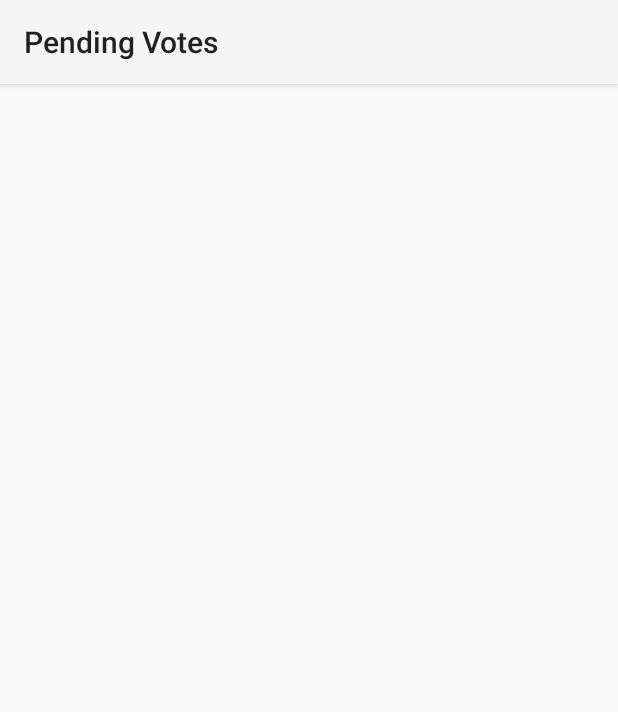
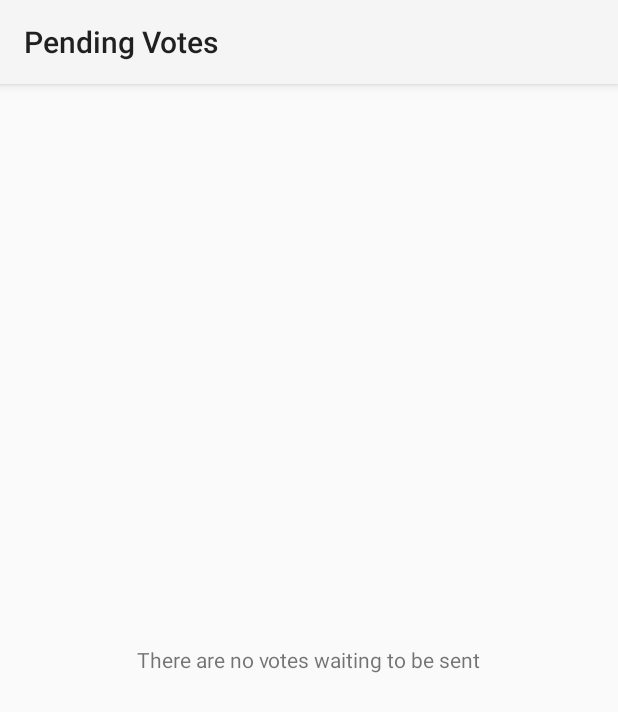
Before and after one commit to jonentropy/OyVer, an Android app: the screen it shows after launch (VoteListActivity), after a tap on "Edit pending votes", on a phone screen of 412 x 824 dp. Shown: the top 712 px of the screen. Run offline under Robolectric (Android 15) with nearby library versions, the light colour scheme and no system bars.

Commit message:
Finish pending votes summary feature.

```diff
--- a/app/src/main/java/org/canthack/tris/oyver/OyVerMain.java
+++ b/app/src/main/java/org/canthack/tris/oyver/OyVerMain.java
@@ -156,6 +156,9 @@ public class OyVerMain extends Activity implements OnSharedPreferenceChangeListe
 		case R.id.action_list_votes:
 			startActivity(new Intent(this, VoteListActivity.class));
 			return true;
+		case R.id.action_view_vote_summary:
+				startActivity(new Intent(this, VoteSummaryActivity.class));
+				return true;
 		default:
 			break;
 
--- a/app/src/main/java/org/canthack/tris/oyver/VoteListActivity.java
+++ b/app/src/main/java/org/canthack/tris/oyver/VoteListActivity.java
@@ -1,7 +1,7 @@
 package org.canthack.tris.oyver;
 
-import android.app.Activity;
 import android.app.AlertDialog;
+import android.app.ListActivity;
 import android.content.BroadcastReceiver;
 import android.content.Context;
 import android.content.DialogInterface;
@@ -20,7 +20,7 @@ import android.widget.ListView;
 
 import java.util.Queue;
 
-public class VoteListActivity extends Activity {
+public class VoteListActivity extends ListActivity {
 	private DialogInterface.OnClickListener clearAllClickListener;
 	private ListView lv;
 	private Queue<Vote> votes;
@@ -45,7 +45,7 @@ public class VoteListActivity extends Activity {
 		setContentView(R.layout.activity_vote_list);
 
 		votes = ((OyVerApp)getApplication()).votes;
-		lv = (ListView) findViewById(R.id.list);
+		lv = getListView();
 
 		//for when the queue changes..
 		LocalBroadcastManager.getInstance(this).registerReceiver(mMessageReceiver,
--- a/app/src/main/res/layout/activity_vote_list.xml
+++ b/app/src/main/res/layout/activity_vote_list.xml
@@ -9,9 +9,15 @@
     tools:context=".VoteListActivity" >
 
     <ListView
-        android:id="@+id/list"
+        android:id="@android:id/list"
         android:layout_width="match_parent"
         android:layout_height="wrap_content" >
     </ListView>
 
+    <TextView android:id="@android:id/empty"
+        android:layout_centerInParent="true"
+        android:layout_width="wrap_content"
+        android:layout_height="wrap_content"
+        android:text="@string/no_votes" />
+
 </RelativeLayout>
--- a/app/src/main/res/menu/oy_ver_main.xml
+++ b/app/src/main/res/menu/oy_ver_main.xml
@@ -15,6 +15,13 @@
         android:title="@string/edit_votes_title"/>
 
     <item
+        android:id="@+id/action_view_vote_summary"
+        android:icon="@drawable/ic_edit"
+        android:orderInCategory="100"
+        android:showAsAction="never"
+        android:title="@string/pending_votes_title"/>
+
+    <item
         android:id="@+id/action_settings"
         android:icon="@drawable/ic_settings"
         android:orderInCategory="100"
--- a/app/src/main/res/values/strings.xml
+++ b/app/src/main/res/values/strings.xml
@@ -21,9 +21,11 @@
     <string name="title_activity_vote_summary">Pending Vote Summary</string>
     <string name="action_clear_all">Clear all pending votes</string>
     <string name="edit_votes_title">Edit pending votes</string>
+    <string name="pending_votes_title">View vote summary</string>
     <string name="are_you_sure_clear">Delete pending vote?</string>
     <string name="are_you_sure_clear_all">Are you sure you want to delete all pending votes?</string>
     <string name="yes">Yes</string>
     <string name="no">No</string>
+    <string name="no_votes">There are no votes waiting to be sent</string>
 
 </resources>
```
Also changed, not shown: app/src/main/java/org/canthack/tris/oyver/VoteSummaryActivity.java (+53 -7 lines), app/src/main/res/layout/activity_vote_summary.xml (+7 -1 lines).
